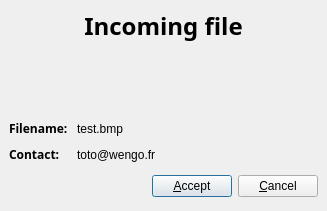
Qt form wengophone/src/presentation/qt/filetransfer/AcceptDialog.ui (tkrotoff/WengoPhone) before a commit.
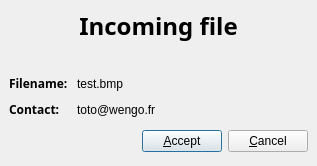
The same form after that commit.

Diff of the .ui file:
```diff
--- a/wengophone/src/presentation/qt/filetransfer/AcceptDialog.ui
+++ b/wengophone/src/presentation/qt/filetransfer/AcceptDialog.ui
@@ -8,8 +8,8 @@
    <rect>
     <x>0</x>
     <y>0</y>
-    <width>327</width>
-    <height>211</height>
+    <width>317</width>
+    <height>166</height>
    </rect>
   </property>
   <property name="windowTitle" >
```
Left out of the diff: 2 changed lines with no effect on the pictures.
